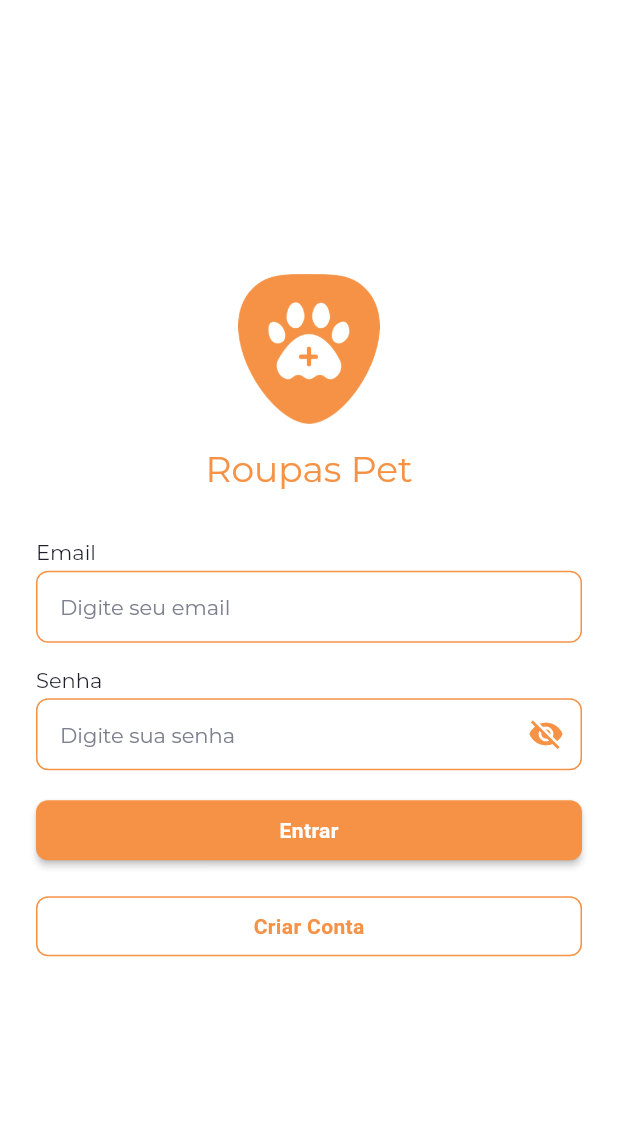
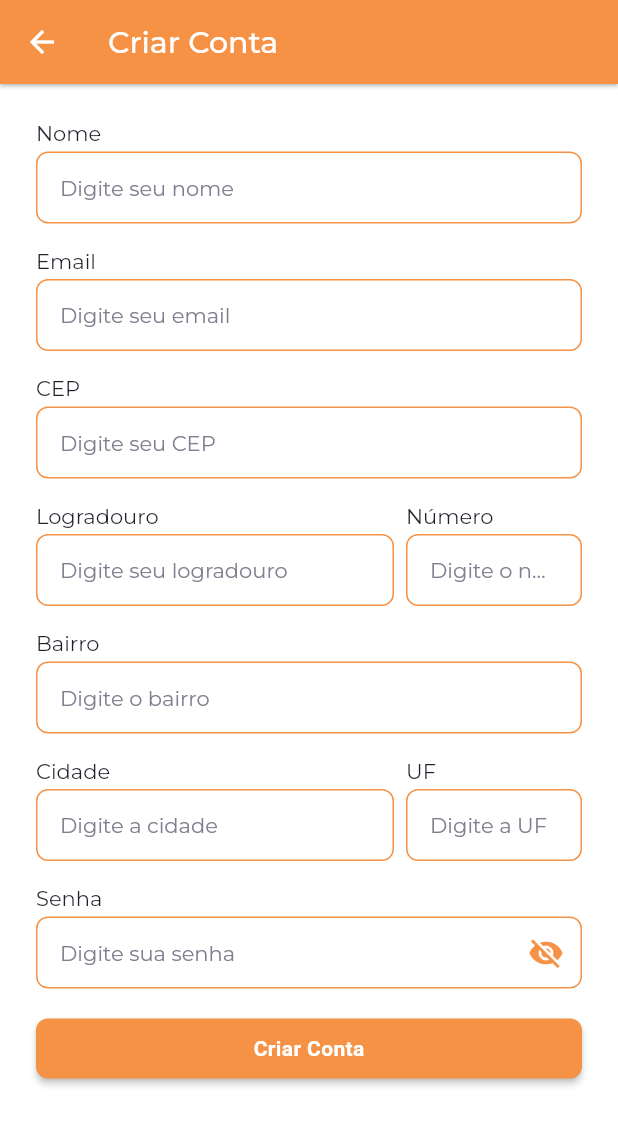
Before and after one commit to Miqueiasousa011/roupas-pet-app, a Flutter app: the screen it shows after launch, after a tap on "Criar Conta", on a phone screen of 412 x 824 dp. Shown: the top 1125 px of the screen. Run offline on Flutter 3.47's test engine with Material 3 defaults, Android fonts, the phone set to English and light mode, and no system bars; our stand-ins replace dio, equatable, flutter_modular, flutter_svg, google_fonts, mask_text_input_formatter and 3 more.

Commit message:
add singup page

```diff
--- a/lib/src/app_paths.dart
+++ b/lib/src/app_paths.dart
@@ -1,8 +1,7 @@
 final paths = (
   root: '/',
-  auth: '/auth/',
-  login: '/auth/login',
-  createAccount: '/auth/createAccount',
+  auth: '/',
+  createAccount: '/reateAccount',
   search: '/search/',
   listVideo: '/search/list-video',
   openVideo: '/search/open-video',
--- a/lib/src/features/auth/auth_module.dart
+++ b/lib/src/features/auth/auth_module.dart
@@ -1,5 +1,7 @@
 import 'package:flutter_modular/flutter_modular.dart';
+import 'package:roupaspet/src/app_paths.dart';
 
+import 'ui/pages/add_account_page.dart';
 import 'ui/pages/auth_page.dart';
 
 class AuthModule extends Module {
@@ -12,5 +14,6 @@ class AuthModule extends Module {
   @override
   List<ModularRoute> get routes => [
         ChildRoute('/', child: (_, __) => const AuthPage()),
+        ChildRoute(paths.createAccount, child: (_, __) => const AddAccountPage()),
       ];
 }
--- /dev/null
+++ b/lib/src/features/auth/ui/pages/add_account_page.dart
@@ -0,0 +1,101 @@
+import 'package:flutter/material.dart';
+import 'package:roupaspet/src/core/extensions/extensions.dart';
+
+import '../../../../core/ui/widgets/widgets.dart';
+
+class AddAccountPage extends StatelessWidget {
+  const AddAccountPage({super.key});
+
+  @override
+  Widget build(BuildContext context) {
+    return Scaffold(
+      appBar: AppBar(
+        title: const Text('Criar Conta'),
+      ),
+      body: SingleChildScrollView(
+        padding: const EdgeInsets.all(24),
+        child: Column(
+          crossAxisAlignment: CrossAxisAlignment.stretch,
+          children: [
+            LabelWidget(
+              'Nome',
+              child: InputWidget.text(
+                hintText: 'Digite seu nome',
+              ),
+            ),
+            LabelWidget(
+              'Email',
+              child: InputWidget.text(
+                hintText: 'Digite seu email',
+              ),
+            ),
+            LabelWidget(
+              'CEP',
+              child: InputWidget.text(
+                hintText: 'Digite seu CEP',
+              ),
+            ),
+            Row(
+              children: [
+                Flexible(
+                  flex: 2,
+                  child: LabelWidget(
+                    'Logradouro',
+                    child: InputWidget.text(
+                      hintText: 'Digite seu logradouro',
+                    ),
+                  ),
+                ),
+                Flexible(
+                  child: LabelWidget(
+                    'Número',
+                    child: InputWidget.text(
+                      hintText: 'Digite o número da sua casa',
+                    ),
+                  ),
+                ),
+              ],
+            ).applySpacing(spacing: 8),
+            LabelWidget(
+              'Bairro',
+              child: InputWidget.text(
+                hintText: 'Digite o bairro',
+              ),
+            ),
+            Row(
+              children: [
+                Flexible(
+                  flex: 2,
+                  child: LabelWidget(
+                    'Cidade',
+                    child: InputWidget.text(
+                      hintText: 'Digite a cidade',
+                    ),
+                  ),
+                ),
+                Flexible(
+                  child: LabelWidget(
+                    'UF',
+                    child: InputWidget.text(
+                      hintText: 'Digite a UF',
+                    ),
+                  ),
+                ),
+              ],
+            ).applySpacing(spacing: 8),
+            LabelWidget(
+              'Senha',
+              child: InputWidget.password(
+                hintText: 'Digite sua senha',
+              ),
+            ),
+            ElevatedButton(
+              onPressed: () {},
+              child: const Text('Criar Conta'),
+            ),
+          ],
+        ).applySpacing(spacing: 16),
+      ),
+    );
+  }
+}
--- a/lib/src/features/auth/ui/pages/auth_page.dart
+++ b/lib/src/features/auth/ui/pages/auth_page.dart
@@ -1,7 +1,10 @@
 import 'package:flutter/material.dart';
+import 'package:flutter_modular/flutter_modular.dart';
 import 'package:roupaspet/src/core/extensions/extensions.dart';
 import 'package:roupaspet/src/core/ui/styles/styles.dart';
 import 'package:roupaspet/src/core/ui/widgets/widgets.dart';
+
+import '../../../../app_paths.dart';
 
 class AuthPage extends StatelessWidget {
   const AuthPage({super.key});
@@ -36,8 +39,14 @@ class AuthPage extends StatelessWidget {
               hintText: 'Digite sua senha',
             ),
           ),
-          ElevatedButton(onPressed: () {}, child: const Text('Entrar')),
-          OutlinedButton(onPressed: () {}, child: const Text('Criar Conta'))
+          ElevatedButton(
+            onPressed: () {},
+            child: const Text('Entrar'),
+          ),
+          OutlinedButton(
+            onPressed: () => Modular.to.pushNamed(paths.createAccount),
+            child: const Text('Criar Conta'),
+          )
         ],
       ).applySpacing(spacing: 16).margin(const EdgeInsets.all(24)),
     );
```
